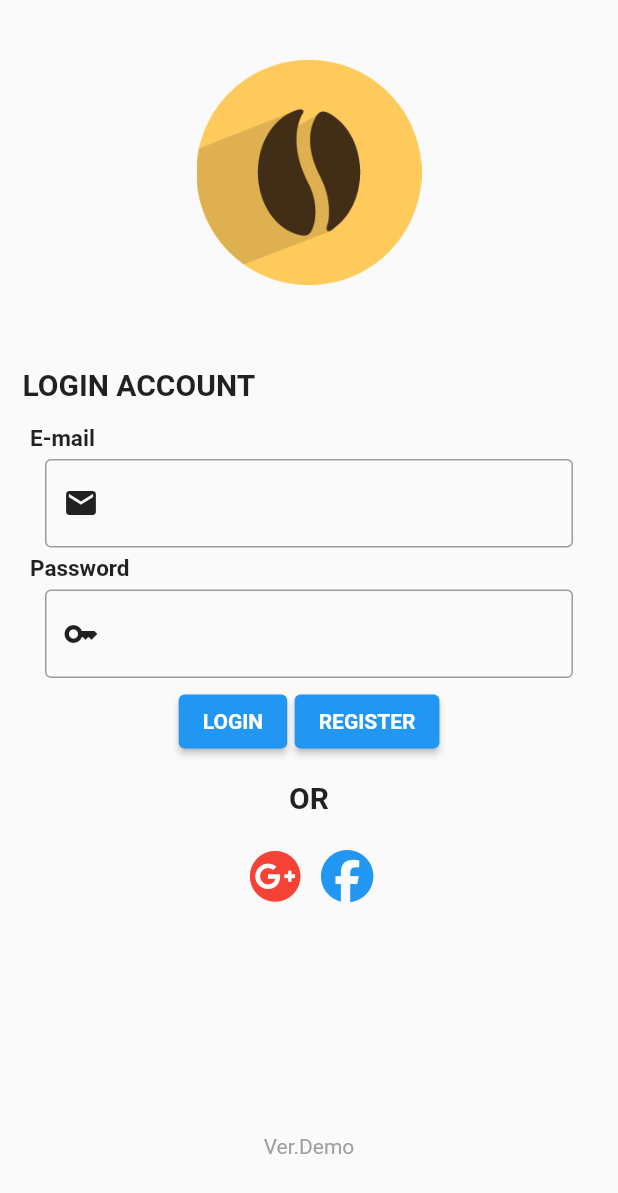
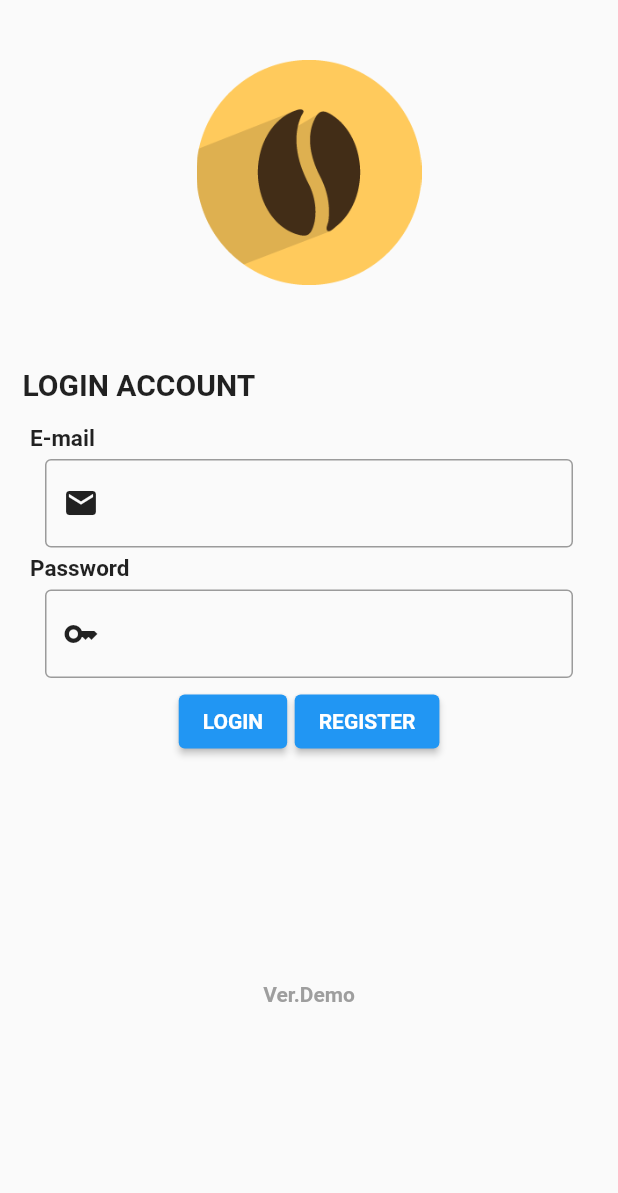
Before and after one commit to Thongek-wpm/flutter_application_demo, a Flutter app: the screen it shows after launch, on a phone screen of 412 x 824 dp. Shown: the top 1193 px of the screen. Run offline on Flutter 3.47's test engine with Material 2 defaults, Android fonts, the phone set to English and light mode, and no system bars; our stand-ins replace cloud_firestore, firebase_auth, firebase_core, fluttertoast, font_awesome_flutter, form_field_validator and 2 more; accounts and stored records are empty; Roboto replaces fonts that are missing (k2d.ttf).

Commit message:
Update login_ui.dart

```diff
--- a/lib/screens/login_ui.dart
+++ b/lib/screens/login_ui.dart
@@ -5,6 +5,7 @@ import 'package:firebase_auth/firebase_auth.dart';
 import 'package:firebase_core/firebase_core.dart';
 import 'package:flutter/material.dart';
 import 'package:flutter_application_demo/model/profile.dart';
+import 'package:flutter_application_demo/model/signin.dart';
 import 'package:flutter_application_demo/screens/home_ui.dart';
 import 'package:flutter_application_demo/screens/register_ui.dart';
 import 'package:fluttertoast/fluttertoast.dart';
@@ -236,61 +237,6 @@ class _LoginUiState extends State<LoginUi> {
                   ),
                 ],
               ),
-              Padding(
-                padding: EdgeInsets.all(15),
-                child: Center(
-                  child: Text(
-                    'OR',
-                    style: TextStyle(
-                      fontSize: 20,
-                      fontWeight: FontWeight.bold,
-                    ),
-                  ),
-                ),
-              ),
-              Padding(
-                padding: EdgeInsets.only(bottom: 0.1),
-                child: Row(
-                  mainAxisAlignment: MainAxisAlignment.center,
-                  children: [
-                    Padding(
-                      padding: EdgeInsets.only(),
-                      child: IconButton(
-                        onPressed: () async {
-                          var user = await signInWithGoogle();
-                          if (user.user!.uid == null) {
-                            Navigator.pushReplacement(
-                              context,
-                              MaterialPageRoute(
-                                builder: (context) {
-                                  return const HomeUi();
-                                },
-                              ),
-                            );
-                          }
-                        },
-                        // ignore: prefer_const_constructors
-                        icon: Icon(
-                          FontAwesomeIcons.googlePlus,
-                          size: 35,
-                          color: Colors.red,
-                        ),
-                      ),
-                    ),
-                    Padding(
-                      padding: EdgeInsets.only(),
-                      child: IconButton(
-                        onPressed: () {},
-                        icon: Icon(
-                          FontAwesomeIcons.facebook,
-                          size: 35,
-                          color: Colors.blue,
-                        ),
-                      ),
-                    ),
-                  ],
-                ),
-              ),
               Row(
                 mainAxisAlignment: MainAxisAlignment.center,
                 crossAxisAlignment: CrossAxisAlignment.end,
@@ -301,7 +247,10 @@ class _LoginUiState extends State<LoginUi> {
                     ),
                     child: Text(
                       'Ver.Demo',
-                      style: TextStyle(color: Colors.grey),
+                      style: TextStyle(
+                        color: Colors.grey,
+                        fontWeight: FontWeight.bold,
+                      ),
                     ),
                   )
                 ],
```
